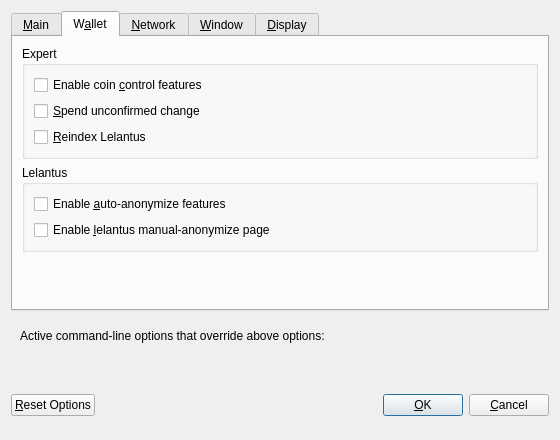
The window that src/qt/forms/optionsdialog.ui (tecracoin/tecracoin) describes before a commit, drawn with Qt 5.
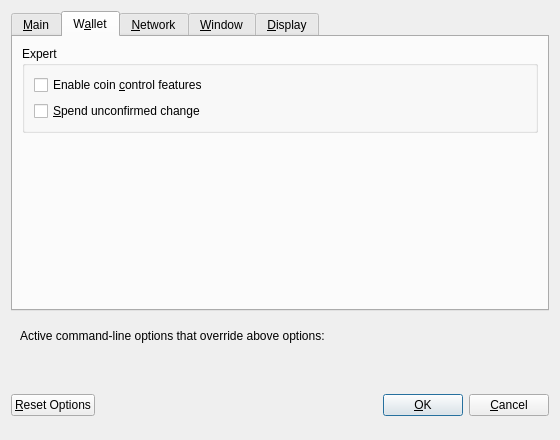
The same window after the commit. The open tabs and pages were chosen to show the change. Custom widgets are drawn as their Qt base class.

Commit message: Remove lelantus options

Patch:
```diff
--- a/src/qt/forms/optionsdialog.ui
+++ b/src/qt/forms/optionsdialog.ui
@@ -160,39 +160,6 @@
             </property>
             <property name="text">
              <string>&amp;Spend unconfirmed change</string>
-            </property>
-           </widget>
-          </item>
-          <item>
-           <widget class="QCheckBox" name="reindexLelantus">
-            <property name="toolTip">
-             <string>Restore all Lelantus transactions following a reindex.</string>
-            </property>
-            <property name="text">
-             <string>&amp;Reindex Lelantus</string>
-            </property>
-           </widget>
-          </item>
-         </layout>
-        </widget>
-       </item>
-       <item>
-        <widget class="QGroupBox" name="lelantusGroupBox">
-         <property name="title">
-          <string>Lelantus</string>
-         </property>
-         <layout class="QVBoxLayout" name="verticalLayout_3">
-          <item>
-           <widget class="QCheckBox" name="autoAnonymize">
-            <property name="text">
-             <string>Enable &amp;auto-anonymize features</string>
-            </property>
-           </widget>
-          </item>
-          <item>
-           <widget class="QCheckBox" name="lelantusPage">
-            <property name="text">
-             <string>Enable &amp;lelantus manual-anonymize page</string>
             </property>
            </widget>
           </item>
```
Left out of the diff: 2 changed lines with no effect on the pictures.
